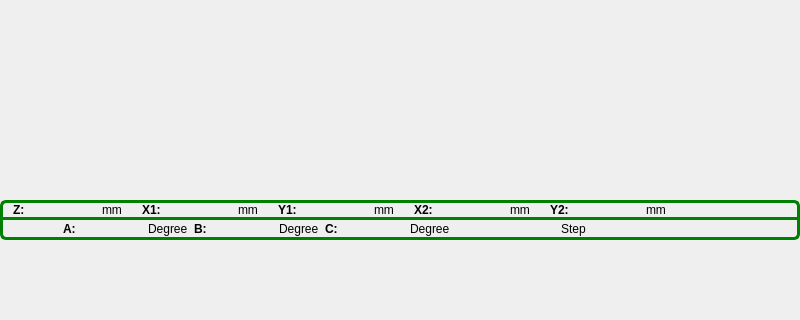
Above: mainframe.ui from GaussCheng/2-5AxisPunch before the change; both pictures show x 0 to 800 and y 280 to 600 of the 800 by 600 pixel window. Below: the same form after it.
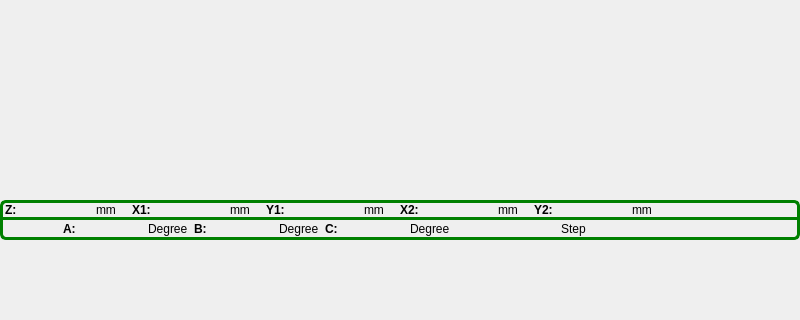
That is the form after the change. Custom widgets are drawn as their Qt base class.

The edit to the form file:
```diff
--- a/mainframe.ui
+++ b/mainframe.ui
@@ -166,16 +166,16 @@
      </property>
      <layout class="QHBoxLayout" name="horizontalLayout">
       <property name="spacing">
-       <number>6</number>
+       <number>2</number>
       </property>
       <property name="leftMargin">
-       <number>10</number>
+       <number>2</number>
       </property>
       <property name="topMargin">
        <number>0</number>
       </property>
       <property name="rightMargin">
-       <number>10</number>
+       <number>2</number>
       </property>
       <property name="bottomMargin">
        <number>0</number>
@@ -197,13 +197,13 @@
        <widget class="QLabel" name="zPosLabel">
         <property name="minimumSize">
          <size>
-          <width>65</width>
+          <width>75</width>
           <height>0</height>
          </size>
         </property>
         <property name="maximumSize">
          <size>
-          <width>65</width>
+          <width>75</width>
           <height>16777215</height>
          </size>
         </property>
@@ -242,13 +242,13 @@
        <widget class="QLabel" name="xPosLabel">
         <property name="minimumSize">
          <size>
-          <width>65</width>
+          <width>75</width>
           <height>0</height>
          </size>
         </property>
         <property name="maximumSize">
          <size>
-          <width>65</width>
+          <width>75</width>
           <height>16777215</height>
          </size>
         </property>
@@ -287,13 +287,13 @@
        <widget class="QLabel" name="yPosLabel">
         <property name="minimumSize">
          <size>
-          <width>65</width>
+          <width>75</width>
           <height>0</height>
          </size>
         </property>
         <property name="maximumSize">
          <size>
-          <width>65</width>
+          <width>75</width>
           <height>16777215</height>
          </size>
         </property>
@@ -332,13 +332,13 @@
        <widget class="QLabel" name="pPosLabel">
         <property name="minimumSize">
          <size>
-          <width>65</width>
+          <width>75</width>
           <height>0</height>
          </size>
         </property>
         <property name="maximumSize">
          <size>
-          <width>65</width>
+          <width>75</width>
           <height>16777215</height>
          </size>
         </property>
@@ -377,13 +377,13 @@
        <widget class="QLabel" name="qPosLabel">
         <property name="minimumSize">
          <size>
-          <width>65</width>
+          <width>75</width>
           <height>0</height>
          </size>
         </property>
         <property name="maximumSize">
          <size>
-          <width>65</width>
+          <width>75</width>
           <height>16777215</height>
          </size>
         </property>
```
